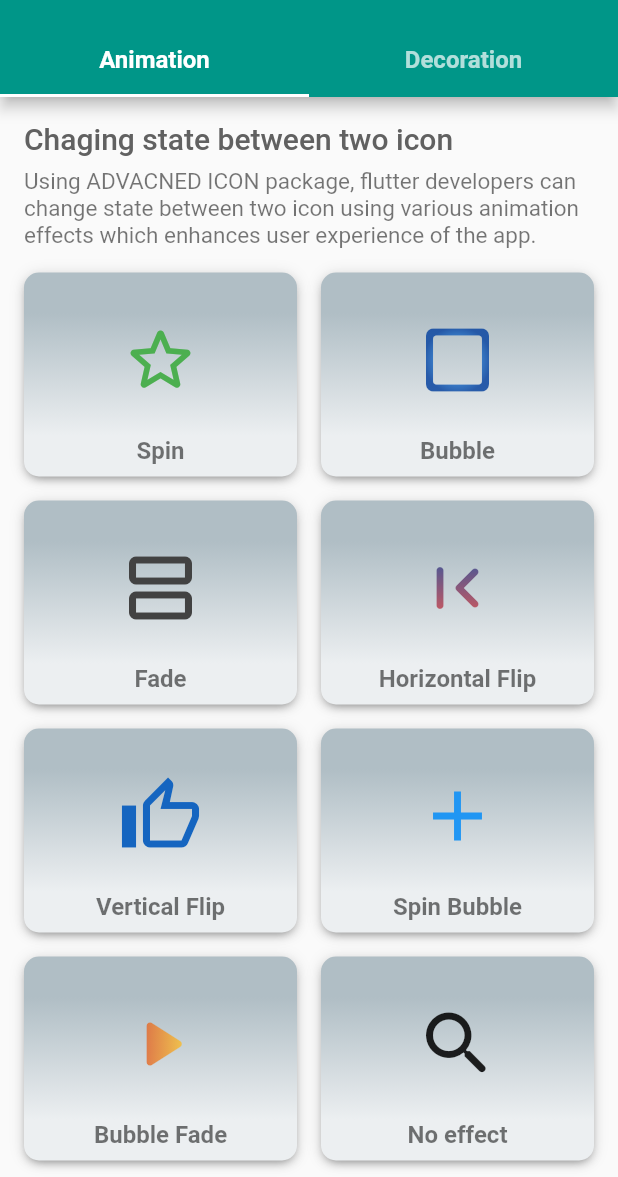
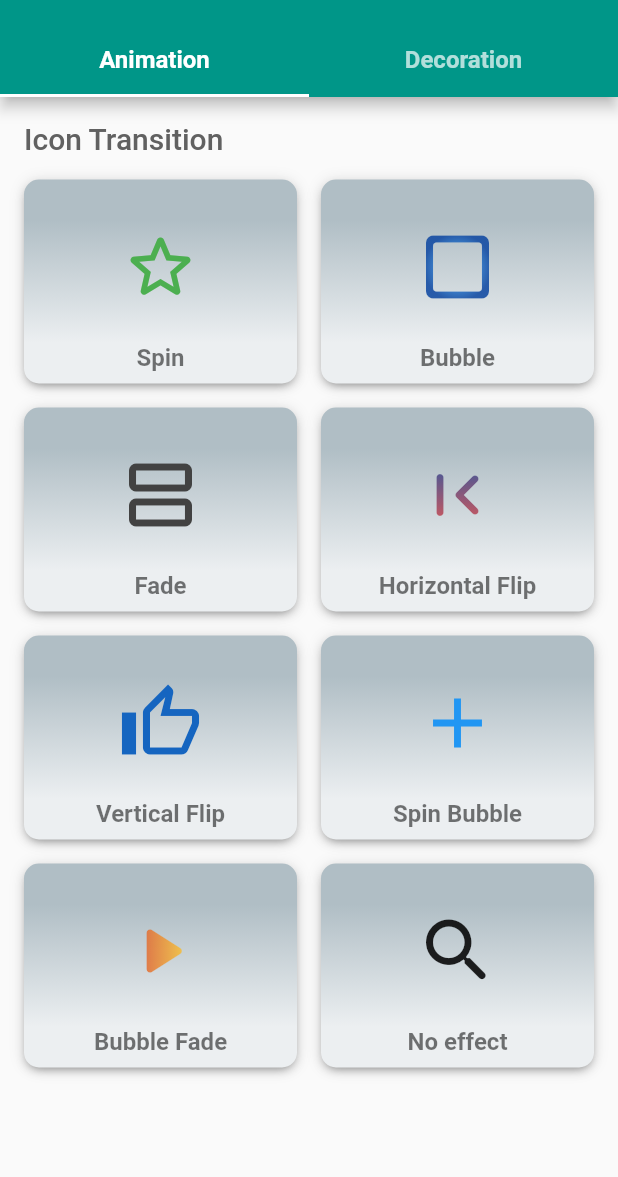
Before and after one commit to ankitmishradev/advanced-icon, a Flutter app: the screen it shows after launch, on a phone screen of 412 x 824 dp, the part 59-1236 px from its top. Run offline on Flutter 3.47's test engine with Material 2 defaults, Android fonts, the phone set to English and light mode, and no system bars.

Commit message:
Update expample

```diff
--- a/example/lib/animation_demo_screen.dart
+++ b/example/lib/animation_demo_screen.dart
@@ -15,9 +15,7 @@ class AnimationDemoScreen extends StatelessWidget {
     return ListView(
       padding: const EdgeInsets.symmetric(vertical: 8.0),
       children: [
-        const Heading('Chaging state between two icon'),
-        const Caption(
-            'Using ADVACNED ICON package, flutter developers can change state between two icon using various animation effects which enhances user experience of the app.'),
+        const Heading('Icon Transition'),
         GridView(
           physics: const NeverScrollableScrollPhysics(),
           shrinkWrap: true,
--- a/example/lib/decoration_demo_screen.dart
+++ b/example/lib/decoration_demo_screen.dart
@@ -16,9 +16,7 @@ class DecorationDemoScreen extends StatelessWidget {
     return ListView(
       padding: const EdgeInsets.symmetric(vertical: 8.0),
       children: [
-        const Heading('Decorating icons with gradient'),
-        const Caption(
-            'Using ADVACNED ICON package flutter developers can decorate icons in the app with COLOR and GRADIENT to make icons look more appealing. The icons with gradient enhances the user experience of the app.'),
+        const Heading('Icon Decoration(i.e. Gradient, Opacity)'),
         GridView(
           physics: const NeverScrollableScrollPhysics(),
           shrinkWrap: true,
```
Also changed, not shown: assets/images/banner.png (deleted), assets/images/decoration_banner.png (deleted), assets/images/repository_header.png (deleted).
